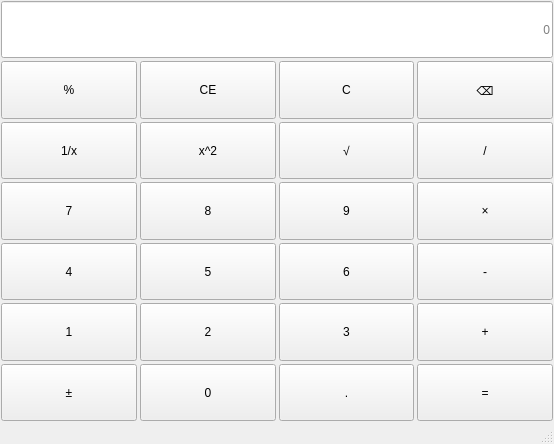
Qt form mainwindow.ui (starwalkingzhou/Qt_Lab1) before a commit.
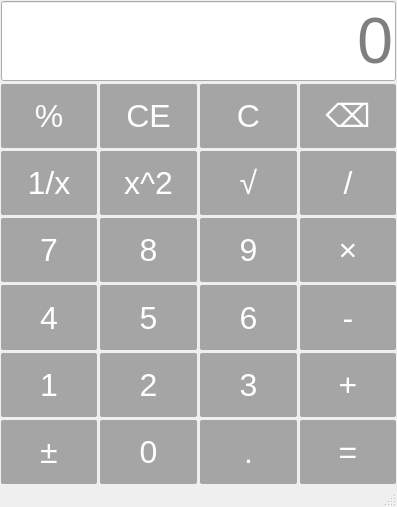
The same form after that commit.

Commit message: 完成了单操作符的业务,与键盘事件的绑定，完善了大小功能的bug

```diff
--- a/mainwindow.ui
+++ b/mainwindow.ui
@@ -6,12 +6,31 @@
    <rect>
     <x>0</x>
     <y>0</y>
-    <width>554</width>
-    <height>444</height>
+    <width>397</width>
+    <height>507</height>
    </rect>
   </property>
   <property name="windowTitle">
-   <string>MainWindow</string>
+   <string>计算器-周志刚-2022414040243</string>
+  </property>
+  <property name="styleSheet">
+   <string notr="true">QPushButton{
+	background-color:rgba(50,50,50,100);
+	font-size:24pt;
+	color:white;
+	border-radius:2px;
+}
+QPushButton:hover{
+	background-color:green;
+	color:black
+} 
+QPushButton:pressed{
+	background-color:red;
+	color:black
+} 
+QLineEdit{
+	font-size:48pt;
+}</string>
   </property>
   <widget class="QWidget" name="centralwidget">
    <layout class="QVBoxLayout" name="verticalLayout">
```
Left out of the diff: 2 changed lines with no effect on the pictures. The commit also changes 2 other files.
